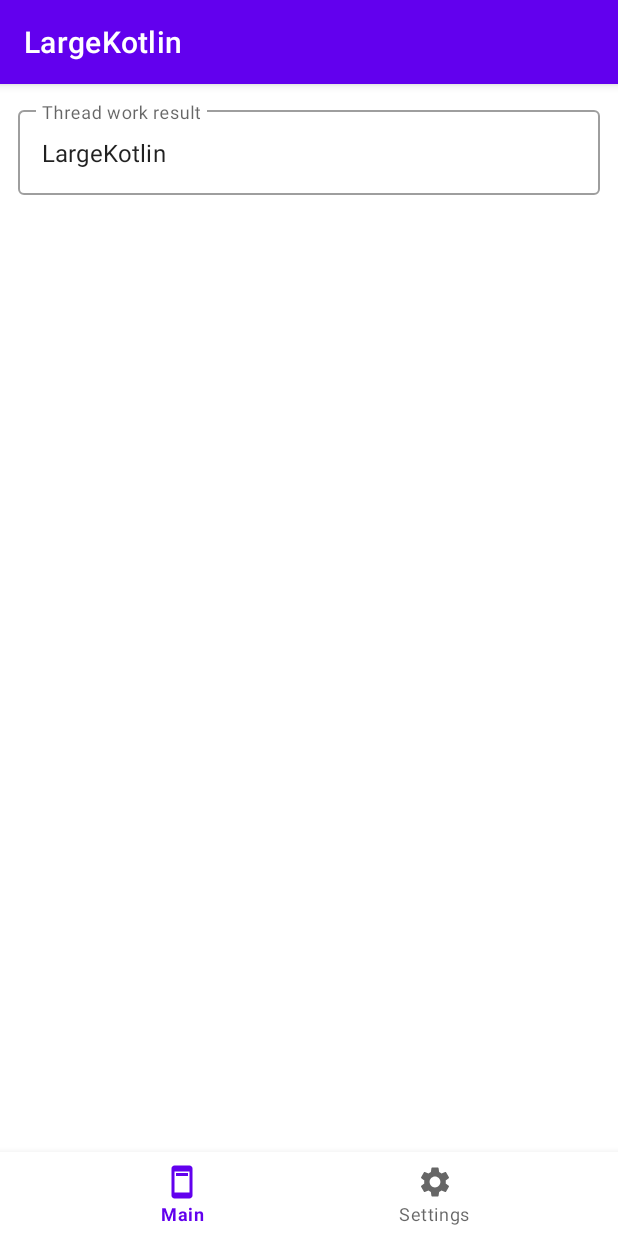
After one commit to OlegQt/LargeKotlin, an Android app: the fragment Tab2Fragment placed in its activity, on a phone screen of 412 x 824 dp. The commit adds this screen. Run offline under Robolectric (Android 15) with nearby library versions, the phone set to English and light mode, and no system bars.

Commit message:
Tab2 Fragment created

```diff
--- a/app/src/main/java/com/largekotlin/MainFragment.kt
+++ b/app/src/main/java/com/largekotlin/MainFragment.kt
@@ -10,6 +10,7 @@ import androidx.viewpager2.adapter.FragmentStateAdapter
 import com.google.android.material.tabs.TabLayoutMediator
 import com.largekotlin.databinding.FragmentMainBinding
 import com.largekotlin.fragments.Tab1Fragment
+import com.largekotlin.fragments.Tab2Fragment
 
 
 class MainFragment : Fragment() {
@@ -31,11 +32,9 @@ class MainFragment : Fragment() {
 
         // Создание списка фрагментов
         val fragmentMap = mutableMapOf<String, Fragment>()
-        for(i in 1 until 5){
-            fragmentMap["tab$i"] = Tab1Fragment()
-        }
-        //fragmentMap["A"] = Tab1Fragment()
-        //fragmentMap["B"] = Tab1Fragment()
+
+        fragmentMap["Tab1"] = Tab1Fragment()
+        fragmentMap["Tab2"] = Tab2Fragment()
 
         // Инициализация адаптера для TabLayout и связь со списком фрагментов
         val adapter = FragmentAdapter(requireActivity(), fragmentList = fragmentMap.values.toList())
--- /dev/null
+++ b/app/src/main/java/com/largekotlin/fragments/Tab2Fragment.kt
@@ -0,0 +1,50 @@
+package com.largekotlin.fragments
+
+import android.os.Bundle
+import android.view.LayoutInflater
+import android.view.View
+import android.view.ViewGroup
+import androidx.fragment.app.Fragment
+import androidx.lifecycle.ViewModelProvider
+import com.largekotlin.R
+import com.largekotlin.databinding.FragmentTab1Binding
+import com.largekotlin.databinding.FragmentTab2Binding
+import com.largekotlin.viewmodels.Tab1ViewModel
+import com.largekotlin.viewmodels.Tab2ViewModel
+
+
+class Tab2Fragment : Fragment() {
+    private var _binding: FragmentTab2Binding? = null
+    private val binding get() = _binding!!
+
+    private val vm by lazy { ViewModelProvider(this)[Tab2ViewModel::class.java] }
+
+    override fun onCreateView(
+        inflater: LayoutInflater, container: ViewGroup?,
+        savedInstanceState: Bundle?
+    ): View? {
+        _binding = FragmentTab2Binding.inflate(inflater,container,false)
+
+        // Inflate the layout for this fragment
+        return _binding?.root
+    }
+
+    override fun onViewCreated(view: View, savedInstanceState: Bundle?) {
+        super.onViewCreated(view, savedInstanceState)
+
+    }
+
+    override fun onPause() {
+        super.onPause()
+    }
+
+    override fun onDestroy() {
+        super.onDestroy()
+        _binding=null
+    }
+
+    companion object {
+        @JvmStatic
+        fun newInstance() = Tab2Fragment()
+    }
+}
--- /dev/null
+++ b/app/src/main/java/com/largekotlin/viewmodels/Tab2ViewModel.kt
@@ -0,0 +1,10 @@
+package com.largekotlin.viewmodels
+
+import androidx.lifecycle.LiveData
+import androidx.lifecycle.MutableLiveData
+import androidx.lifecycle.ViewModel
+
+class Tab2ViewModel : ViewModel() {
+    private var _timer = MutableLiveData<Long>()
+    val timer get() = _timer as LiveData<Long>
+}
--- /dev/null
+++ b/app/src/main/res/layout/fragment_tab2.xml
@@ -0,0 +1,37 @@
+<?xml version="1.0" encoding="utf-8"?>
+<androidx.constraintlayout.widget.ConstraintLayout
+    xmlns:android="http://schemas.android.com/apk/res/android"
+    xmlns:tools="http://schemas.android.com/tools"
+    xmlns:app="http://schemas.android.com/apk/res-auto"
+    android:layout_width="match_parent"
+    android:layout_height="match_parent"
+    tools:context=".MainFragment">
+
+    <!-- TODO: Update blank fragment layout -->
+
+
+    <com.google.android.material.textfield.TextInputLayout
+        android:id="@+id/filledTextField"
+        style="@style/Widget.MaterialComponents.TextInputLayout.OutlinedBox"
+
+        android:layout_marginTop="12dp"
+        android:layout_width="0dp"
+        android:layout_height="wrap_content"
+        android:layout_marginHorizontal="12dp"
+
+        android:hint="Thread work result"
+
+        app:layout_constraintEnd_toEndOf="parent"
+        app:layout_constraintStart_toStartOf="parent"
+        app:layout_constraintTop_toTopOf="parent">
+
+        <com.google.android.material.textfield.TextInputEditText
+            android:id="@+id/txt_consumer"
+            android:layout_width="match_parent"
+            android:layout_height="match_parent"
+            android:enabled="true"
+            android:text="@string/app_name" />
+
+    </com.google.android.material.textfield.TextInputLayout>
+
+</androidx.constraintlayout.widget.ConstraintLayout>
```
